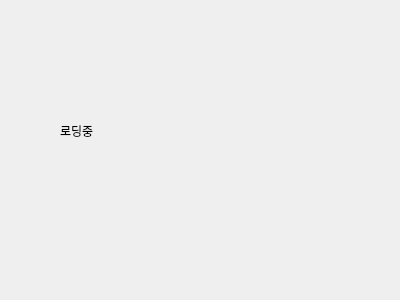
Above: loading.ui from sjhan2781/py-transfer-tool before the change. Below: the same form after it.
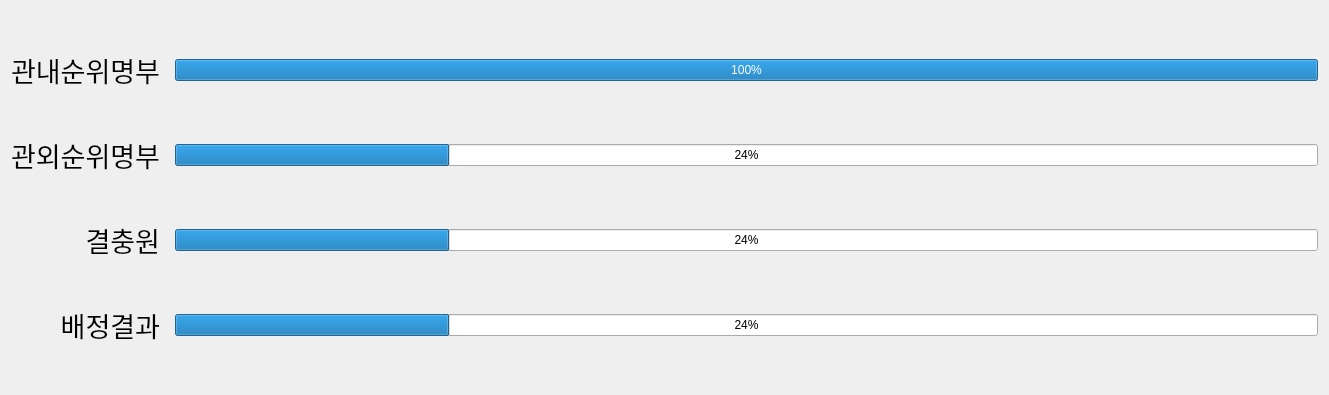
That is the form after the change.

What changed in the file:
```diff
--- a/loading.ui
+++ b/loading.ui
@@ -6,26 +6,115 @@
    <rect>
     <x>0</x>
     <y>0</y>
-    <width>400</width>
-    <height>300</height>
+    <width>1329</width>
+    <height>395</height>
    </rect>
   </property>
   <property name="windowTitle">
    <string>Form</string>
   </property>
-  <widget class="QLabel" name="label">
-   <property name="geometry">
-    <rect>
-     <x>60</x>
-     <y>90</y>
-     <width>281</width>
-     <height>81</height>
-    </rect>
+  <layout class="QGridLayout" name="gridLayout">
+   <property name="horizontalSpacing">
+    <number>15</number>
    </property>
-   <property name="text">
-    <string>로딩중</string>
-   </property>
-  </widget>
+   <item row="0" column="0">
+    <widget class="QLabel" name="label">
+     <property name="font">
+      <font>
+       <pointsize>20</pointsize>
+      </font>
+     </property>
+     <property name="text">
+      <string>관내순위명부</string>
+     </property>
+     <property name="alignment">
+      <set>Qt::AlignRight|Qt::AlignTrailing|Qt::AlignVCenter</set>
+     </property>
+    </widget>
+   </item>
+   <item row="0" column="1">
+    <widget class="QProgressBar" name="progressBar_internal">
+     <property name="maximum">
+      <number>100</number>
+     </property>
+     <property name="value">
+      <number>100</number>
+     </property>
+     <property name="textVisible">
+      <bool>true</bool>
+     </property>
+     <property name="invertedAppearance">
+      <bool>false</bool>
+     </property>
+    </widget>
+   </item>
+   <item row="1" column="0">
+    <widget class="QLabel" name="label_2">
+     <property name="font">
+      <font>
+       <pointsize>20</pointsize>
+      </font>
+     </property>
+     <property name="text">
+      <string>관외순위명부</string>
+     </property>
+     <property name="alignment">
+      <set>Qt::AlignRight|Qt::AlignTrailing|Qt::AlignVCenter</set>
+     </property>
+    </widget>
+   </item>
+   <item row="1" column="1">
+    <widget class="QProgressBar" name="progressBar_external">
+     <property name="value">
+      <number>24</number>
+     </property>
+    </widget>
+   </item>
+   <item row="2" column="0">
+    <widget class="QLabel" name="label_3">
+     <property name="font">
+      <font>
+       <pointsize>20</pointsize>
+      </font>
+     </property>
+     <property name="text">
+      <string>결충원</string>
+     </property>
+     <property name="alignment">
+      <set>Qt::AlignRight|Qt::AlignTrailing|Qt::AlignVCenter</set>
+     </property>
+    </widget>
+   </item>
+   <item row="2" column="1">
+    <widget class="QProgressBar" name="progressBar_school">
+     <property name="value">
+      <number>24</number>
+     </property>
+    </widget>
+   </item>
+   <item row="3" column="0">
+    <widget class="QLabel" name="label_4">
+     <property name="font">
+      <font>
+       <pointsize>20</pointsize>
+      </font>
+     </property>
+     <property name="text">
+      <string>배정결과</string>
+     </property>
+     <property name="alignment">
+      <set>Qt::AlignRight|Qt::AlignTrailing|Qt::AlignVCenter</set>
+     </property>
+    </widget>
+   </item>
+   <item row="3" column="1">
+    <widget class="QProgressBar" name="progressBar_result">
+     <property name="value">
+      <number>24</number>
+     </property>
+    </widget>
+   </item>
+  </layout>
  </widget>
  <resources/>
  <connections/>
```
